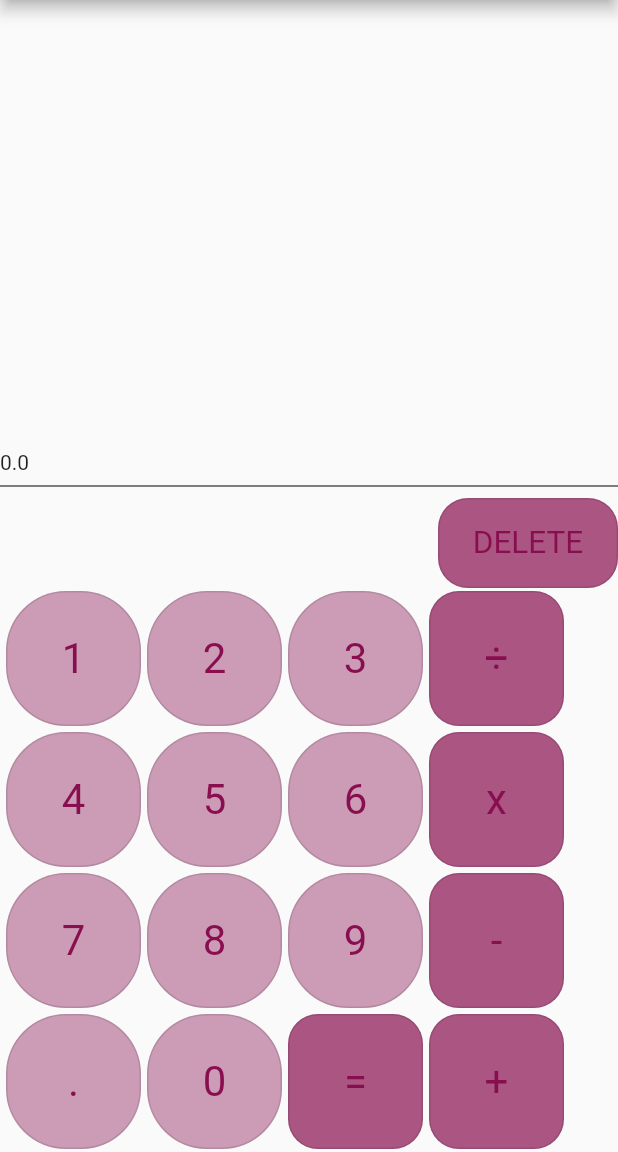
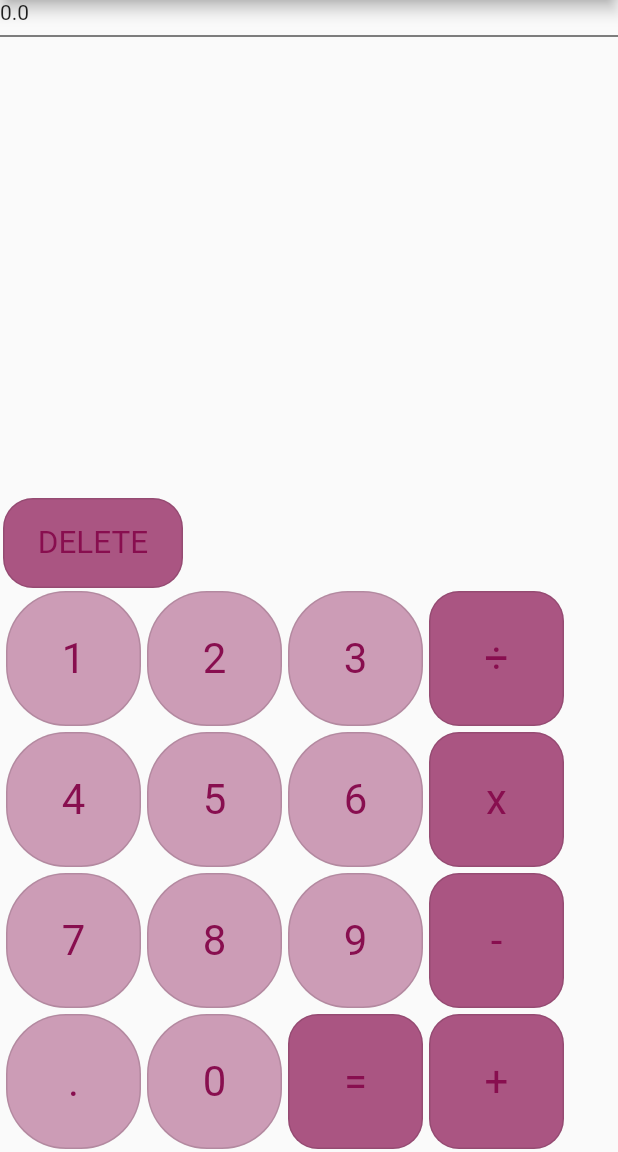
Before and after one commit to Domininiuk/Calculator, a Flutter app: the screen it shows after launch, on a phone screen of 412 x 824 dp, the part 84-1236 px from its top. Run offline on Flutter 3.47's test engine with Material 2 defaults, Android fonts, the phone set to English and light mode, and no system bars; drawn by our look-alikes of auto_size_text; Roboto replaces fonts that are missing (Corben).

Commit message:
moved the calcualtions text out of the row

```diff
--- a/lib/screens/calculator.dart
+++ b/lib/screens/calculator.dart
@@ -27,8 +27,7 @@ class _Calculator extends StatelessWidget {
     return Column(mainAxisAlignment: MainAxisAlignment.end, children: <Widget>[
       Row(
         children: [
-      Consumer<CalculationsModel>(
-          builder: (context, calculations, child) {
+          Consumer<CalculationsModel>(builder: (context, calculations, child) {
             return Expanded(
               child: Visibility(
                 visible: true,
@@ -49,24 +48,26 @@ class _Calculator extends StatelessWidget {
           child: Divider(
             color: Colors.black,
           )),
-        Padding(
-          padding: const EdgeInsets.only( left: 2.0),
-          child: Row(
-    children: [
       Consumer<CalculationsModel>(
           builder: (context, calculations, child) {
             return Expanded(
                 child: AutoSizeText(
                   context.read<CalculationsModel>().actionsString.toString(),
                   textScaleFactor: 3.0,
-            maxLines: 3,
+                  maxLines: 5,
                   minFontSize: 2.0,
                   style: TextStyle(
                     color: Colors.black.withOpacity(0.5),
                   ),
                 ));
           }),
-      SizedBox(
+      Padding(
+        padding: const EdgeInsets.only(left: 2.0),
+        child: Row(
+          children: [
+            Align(
+              alignment: Alignment.centerRight,
+              child: SizedBox(
                 height: 60.0,
                 width: 120.0,
                 child: OutlinedButton(
@@ -80,11 +81,12 @@ class _Calculator extends StatelessWidget {
                   },
                 ),
               ),
+            ),
           ],
         ),
       ),
       Padding(
-          padding: const EdgeInsets.only( left: 2.0),
+        padding: const EdgeInsets.only(left: 2.0),
         child: Row(
           children: <Widget>[
             Padding(
@@ -158,7 +160,7 @@ class _Calculator extends StatelessWidget {
         ),
       ),
       Padding(
-          padding: const EdgeInsets.only( left: 2.0),
+        padding: const EdgeInsets.only(left: 2.0),
         child: Row(
           children: <Widget>[
             Padding(
@@ -233,7 +235,7 @@ class _Calculator extends StatelessWidget {
         ),
       ),
       Padding(
-          padding: const EdgeInsets.only( left: 2.0),
+        padding: const EdgeInsets.only(left: 2.0),
         child: Row(
           children: <Widget>[
             Padding(
@@ -308,7 +310,7 @@ class _Calculator extends StatelessWidget {
         ),
       ),
       Padding(
-          padding: const EdgeInsets.only( left: 2.0),
+        padding: const EdgeInsets.only(left: 2.0),
         child: Row(
           children: <Widget>[
             Padding(
```
Lines whose indentation alone changed are shown as unchanged.
